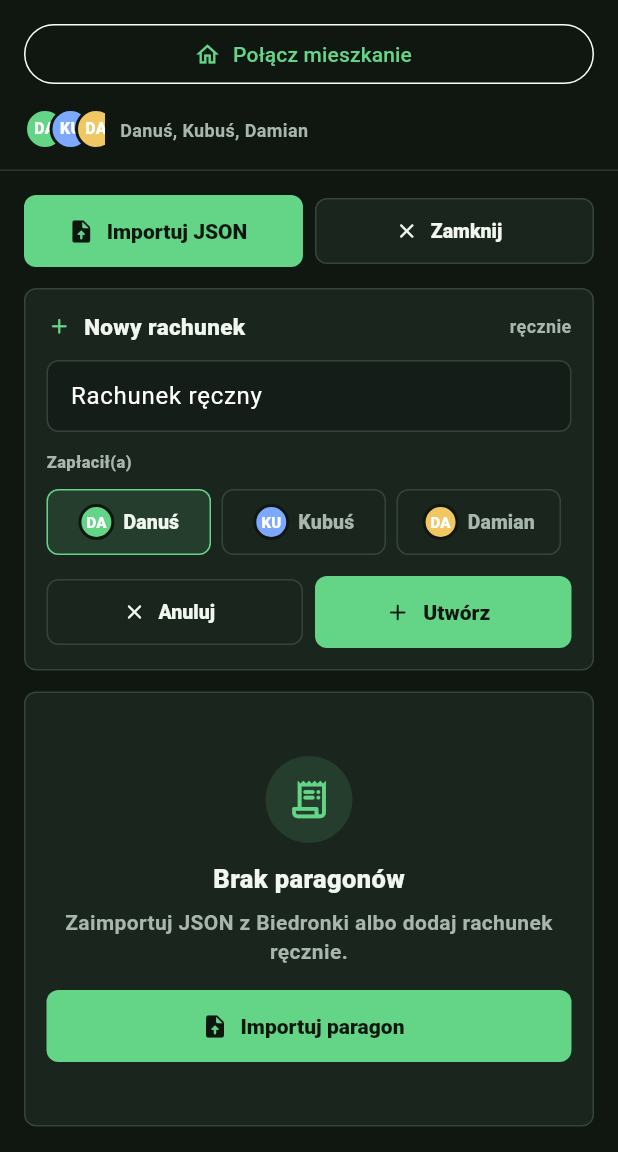
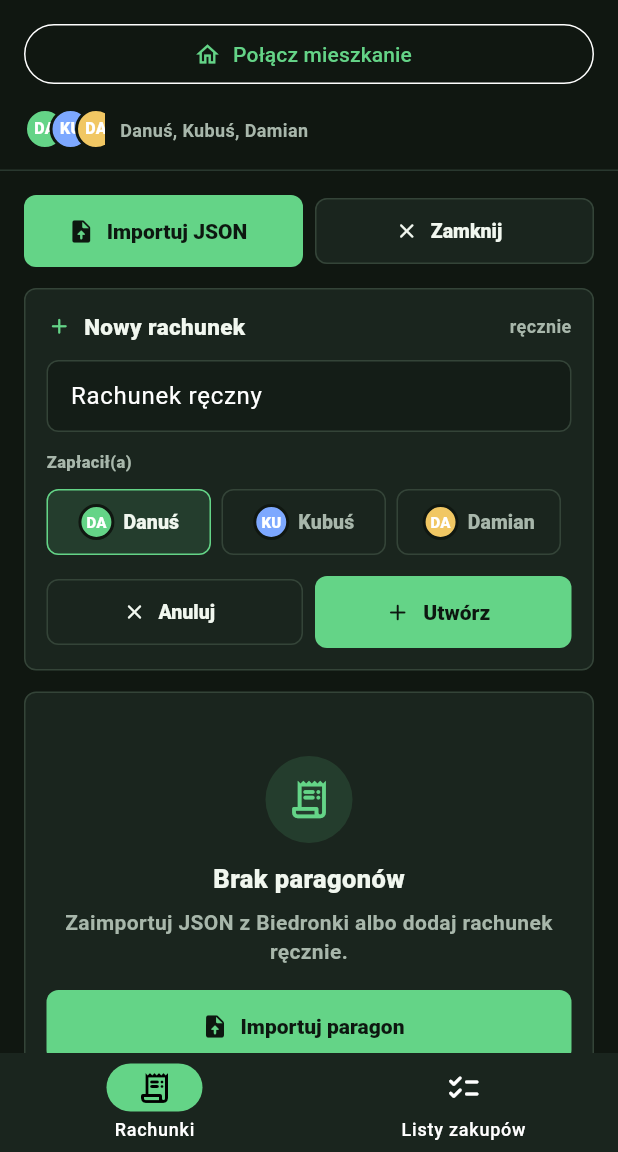
Before and after one commit to Mortexer/Splitka, a Flutter app: the screen it shows after launch, after a tap on "Dodaj ręcznie", on a phone screen of 412 x 824 dp, the part 84-1236 px from its top. Run offline on Flutter 3.47's test engine with Material 3 defaults, Android fonts, the phone set to English and light mode, and no system bars; our stand-ins replace cloud_firestore, file_picker, firebase_auth, firebase_core, shared_preferences; accounts and stored records are empty.

Commit message:
feat: add bills and shopping tabs

```diff
--- a/lib/ui/dashboard_screen.dart
+++ b/lib/ui/dashboard_screen.dart
@@ -7,6 +7,7 @@ import '../domain/settlements.dart';
 import '../state/household_controller.dart';
 import 'common_widgets.dart';
 import 'room_dialog.dart';
+import 'shopping_lists_screen.dart';
 
 class DashboardScreen extends StatefulWidget {
   const DashboardScreen({
@@ -17,6 +18,10 @@ class DashboardScreen extends StatefulWidget {
     required this.onAddManualReceipt,
     required this.onClearAll,
     required this.onOpenReceipt,
+    required this.onAddShoppingItem,
+    required this.onToggleShoppingItem,
+    required this.onDeleteShoppingItem,
+    required this.onClearCompletedShoppingItems,
   });
 
   final HouseholdController controller;
@@ -25,6 +30,12 @@ class DashboardScreen extends StatefulWidget {
   final Future<bool> Function(ManualReceiptInput) onAddManualReceipt;
   final VoidCallback onClearAll;
   final ValueChanged<String> onOpenReceipt;
+  final Future<bool> Function(String listId, String name) onAddShoppingItem;
+  final Future<bool> Function(String listId, String itemId)
+  onToggleShoppingItem;
+  final Future<bool> Function(String listId, String itemId)
+  onDeleteShoppingItem;
+  final Future<bool> Function(String listId) onClearCompletedShoppingItems;
 
   @override
   State<DashboardScreen> createState() => _DashboardScreenState();
@@ -32,6 +43,7 @@ class DashboardScreen extends StatefulWidget {
 
 class _DashboardScreenState extends State<DashboardScreen> {
   bool _manualFormOpen = false;
+  int _selectedTab = 0;
 
   HouseholdController get controller => widget.controller;
 
@@ -54,7 +66,10 @@ class _DashboardScreenState extends State<DashboardScreen> {
                 ),
               ),
               Expanded(
-                child: ListView(
+                child: IndexedStack(
+                  index: _selectedTab,
+                  children: [
+                    ListView(
                       padding: const EdgeInsets.fromLTRB(16, 16, 16, 34),
                       children: [
                         Row(
@@ -89,9 +104,12 @@ class _DashboardScreenState extends State<DashboardScreen> {
                           const SizedBox(height: 14),
                           ManualReceiptCard(
                             members: household.members,
-                        onCancel: () => setState(() => _manualFormOpen = false),
+                            onCancel: () =>
+                                setState(() => _manualFormOpen = false),
                             onSubmit: (input) async {
-                          final saved = await widget.onAddManualReceipt(input);
+                              final saved = await widget.onAddManualReceipt(
+                                input,
+                              );
                               if (saved && mounted) {
                                 setState(() => _manualFormOpen = false);
                               }
@@ -117,7 +135,8 @@ class _DashboardScreenState extends State<DashboardScreen> {
                               child: ReceiptListItem(
                                 receipt: receipt,
                                 members: household.members,
-                            onPressed: () => widget.onOpenReceipt(receipt.id),
+                                onPressed: () =>
+                                    widget.onOpenReceipt(receipt.id),
                               ),
                             ),
                           ),
@@ -131,8 +150,46 @@ class _DashboardScreenState extends State<DashboardScreen> {
                         ],
                       ],
                     ),
+                    ShoppingListsScreen(
+                      household: household,
+                      onAddItem: widget.onAddShoppingItem,
+                      onToggleItem: widget.onToggleShoppingItem,
+                      onDeleteItem: widget.onDeleteShoppingItem,
+                      onClearCompleted: widget.onClearCompletedShoppingItems,
                     ),
                   ],
+                ),
+              ),
+            ],
+          ),
+        ),
+      ),
+      bottomNavigationBar: SafeArea(
+        top: false,
+        child: Center(
+          heightFactor: 1,
+          child: ConstrainedBox(
+            constraints: const BoxConstraints(maxWidth: 520),
+            child: NavigationBar(
+              height: 66,
+              selectedIndex: _selectedTab,
+              onDestinationSelected: (index) =>
+                  setState(() => _selectedTab = index),
+              backgroundColor: AppColors.card,
+              indicatorColor: AppColors.primary,
+              destinations: const [
+                NavigationDestination(
+                  icon: Icon(Icons.receipt_long_outlined),
+                  selectedIcon: Icon(Icons.receipt_long_rounded),
+                  label: 'Rachunki',
+                ),
+                NavigationDestination(
+                  icon: Icon(Icons.checklist_rounded),
+                  selectedIcon: Icon(Icons.shopping_cart_rounded),
+                  label: 'Listy zakupów',
+                ),
+              ],
+            ),
           ),
         ),
       ),
--- a/lib/ui/room_dialog.dart
+++ b/lib/ui/room_dialog.dart
@@ -84,7 +84,7 @@ class _RoomDialogState extends State<RoomDialog> {
                   const Padding(
                     padding: EdgeInsets.symmetric(vertical: 8),
                     child: Text(
-                      'Bieżące rachunki zostaną dodane do mieszkania.',
+                      'Bieżące rachunki i listy zostaną dodane do mieszkania.',
                       style: TextStyle(
                         fontSize: 12,
                         color: AppColors.textMuted,
--- /dev/null
+++ b/lib/ui/shopping_lists_screen.dart
@@ -0,0 +1,267 @@
+import 'dart:async';
+
+import 'package:flutter/material.dart';
+
+import '../domain/models.dart';
+import '../domain/shopping_lists.dart';
+import 'common_widgets.dart';
+
+class ShoppingListsScreen extends StatefulWidget {
+  const ShoppingListsScreen({
+    super.key,
+    required this.household,
+    required this.onAddItem,
+    required this.onToggleItem,
+    required this.onDeleteItem,
+    required this.onClearCompleted,
+  });
+
+  final Household household;
+  final Future<bool> Function(String listId, String name) onAddItem;
+  final Future<bool> Function(String listId, String itemId) onToggleItem;
+  final Future<bool> Function(String listId, String itemId) onDeleteItem;
+  final Future<bool> Function(String listId) onClearCompleted;
+
+  @override
+  State<ShoppingListsScreen> createState() => _ShoppingListsScreenState();
+}
+
+class _ShoppingListsScreenState extends State<ShoppingListsScreen> {
+  final _itemController = TextEditingController();
+  final _drafts = <String, String>{};
+  String _selectedListId = commonShoppingListId;
+  bool _adding = false;
+
+  @override
+  void didUpdateWidget(covariant ShoppingListsScreen oldWidget) {
+    super.didUpdateWidget(oldWidget);
+    if (!shoppingListIds(widget.household).contains(_selectedListId)) {
+      _selectedListId = commonShoppingListId;
+      _itemController.text = _drafts[_selectedListId] ?? '';
+    }
+  }
+
+  @override
+  void dispose() {
+    _itemController.dispose();
+    super.dispose();
+  }
+
+  Future<void> _addItem() async {
+    if (_adding || _itemController.text.trim().isEmpty) return;
+    setState(() => _adding = true);
+    final saved = await widget.onAddItem(_selectedListId, _itemController.text);
+    if (!mounted) return;
+    if (saved) {
+      _itemController.clear();
+      _drafts.remove(_selectedListId);
+    }
+    setState(() => _adding = false);
+  }
+
+  @override
+  Widget build(BuildContext context) {
+    final household = widget.household;
+    final items = shoppingItems(household, _selectedListId);
+    final pending = items.where((item) => !item.completed).toList();
+    final completed = items.where((item) => item.completed).toList();
+    final visibleItems = [...pending, ...completed];
+
+    return Column(
+      children: [
+        SizedBox(
+          height: 54,
+          child: ListView.separated(
+            key: const ValueKey('shopping-list-selector'),
+            padding: const EdgeInsets.fromLTRB(16, 8, 16, 6),
+            scrollDirection: Axis.horizontal,
+            itemCount: shoppingListIds(household).length,
+            separatorBuilder: (_, _) => const SizedBox(width: 8),
+            itemBuilder: (context, index) {
+              final listId = shoppingListIds(household)[index];
+              final selected = listId == _selectedListId;
+              final person = listId == commonShoppingListId
+                  ? null
+                  : household.members.firstWhere(
+                      (member) => member.id == listId,
+                    );
+              return ChoiceChip(
+                selected: selected,
+                showCheckmark: false,
+                avatar: Icon(
+                  listId == commonShoppingListId
+                      ? Icons.groups_rounded
+                      : Icons.person_rounded,
+                  size: 17,
+                  color: selected
+                      ? AppColors.primaryForeground
+                      : Color(person?.color ?? AppColors.primary.toARGB32()),
+                ),
+                label: Text(shoppingListName(household, listId)),
+                onSelected: (_) {
+                  _drafts[_selectedListId] = _itemController.text;
+                  setState(() => _selectedListId = listId);
+                  _itemController.text = _drafts[listId] ?? '';
+                },
+                selectedColor: AppColors.primary,
+                backgroundColor: AppColors.card,
+                side: BorderSide(
+                  color: selected ? AppColors.primary : AppColors.border,
+                ),
+                labelStyle: TextStyle(
+                  color: selected
+                      ? AppColors.primaryForeground
+                      : AppColors.text,
+                  fontWeight: FontWeight.w800,
+                ),
+                shape: RoundedRectangleBorder(
+                  borderRadius: BorderRadius.circular(8),
+                ),
+              );
+            },
+          ),
+        ),
+        Expanded(
+          child: ListView(
+            padding: const EdgeInsets.fromLTRB(16, 10, 16, 34),
+            children: [
+              SectionHeader(
+                title: shoppingListName(household, _selectedListId),
+                meta: pending.isEmpty
+                    ? 'brak'
+                    : '${pending.length} do kupienia',
+                icon: Icons.shopping_cart_outlined,
+              ),
+              const SizedBox(height: 12),
+              TextField(
+                key: ValueKey('shopping-input-$_selectedListId'),
+                controller: _itemController,
+                enabled: !_adding,
+                textInputAction: TextInputAction.done,
+                onSubmitted: (_) => _addItem(),
+                decoration: InputDecoration(
+                  hintText: 'Dodaj produkt',
+                  suffixIcon: IconButton(
+                    tooltip: 'Dodaj do listy',
+                    onPressed: _adding ? null : _addItem,
+                    icon: _adding
+                        ? const SizedBox.square(
+                            dimension: 18,
+                            child: CircularProgressIndicator(strokeWidth: 2),
+                          )
+                        : const Icon(Icons.add_rounded),
+                  ),
+                ),
+              ),
+              const SizedBox(height: 14),
+              if (visibleItems.isEmpty)
+                const _EmptyShoppingList()
+              else
+                ...visibleItems.map(
+                  (item) => Padding(
+                    key: ValueKey(item.id),
+                    padding: const EdgeInsets.only(bottom: 8),
+                    child: _ShoppingItemRow(
+                      item: item,
+                      onToggle: () => unawaited(
+                        widget.onToggleItem(_selectedListId, item.id),
+                      ),
+                      onDelete: () => unawaited(
+                        widget.onDeleteItem(_selectedListId, item.id),
+                      ),
+                    ),
+                  ),
+                ),
+              if (completed.isNotEmpty) ...[
+                const SizedBox(height: 6),
+                SecondaryActionButton(
+                  label: 'Usuń kupione (${completed.length})',
+                  icon: Icons.delete_sweep_outlined,
+                  onPressed: () =>
+                      unawaited(widget.onClearCompleted(_selectedListId)),
+                ),
+              ],
+            ],
+          ),
+        ),
+      ],
+    );
+  }
+}
+
+class _ShoppingItemRow extends StatelessWidget {
+  const _ShoppingItemRow({
+    required this.item,
+    required this.onToggle,
+    required this.onDelete,
+  });
+
+  final ShoppingItem item;
+  final VoidCallback onToggle;
+  final VoidCallback onDelete;
+
+  @override
+  Widget build(BuildContext context) {
+    return AppCard(
+      padding: const EdgeInsets.fromLTRB(6, 5, 6, 5),
+      child: Row(
+        children: [
+          Checkbox(
+            value: item.completed,
+            onChanged: (_) => onToggle(),
+            activeColor: AppColors.primary,
+            checkColor: AppColors.primaryForeground,
+            shape: RoundedRectangleBorder(
+              borderRadius: BorderRadius.circular(4),
+            ),
+          ),
+          Expanded(
+            child: Text(
+              item.name,
+              style: TextStyle(
+                color: item.completed ? AppColors.textMuted : AppColors.text,
+                fontSize: 15,
+                fontWeight: FontWeight.w700,
+                decoration: item.completed ? TextDecoration.lineThrough : null,
+              ),
+            ),
+          ),
+          IconButton(
+            tooltip: 'Usuń produkt',
+            onPressed: onDelete,
+            icon: const Icon(Icons.delete_outline_rounded, size: 20),
+            color: AppColors.textMuted,
+          ),
+        ],
+      ),
+    );
+  }
+}
+
+class _EmptyShoppingList extends StatelessWidget {
+  const _EmptyShoppingList();
+
+  @override
+  Widget build(BuildContext context) {
+    return const Padding(
+      padding: EdgeInsets.symmetric(vertical: 52),
+      child: Column(
+        children: [
+          Icon(
+            Icons.shopping_basket_outlined,
+            size: 38,
+            color: AppColors.textMuted,
+          ),
+          SizedBox(height: 10),
+          Text(
+            'Lista jest pusta',
+            style: TextStyle(
+              color: AppColors.textMuted,
+              fontWeight: FontWeight.w800,
+            ),
+          ),
+        ],
+      ),
+    );
+  }
+}
```
Also changed, not shown: lib/main.dart (+37 -0 lines), 1 other file. Lines whose indentation alone changed are shown as unchanged.
